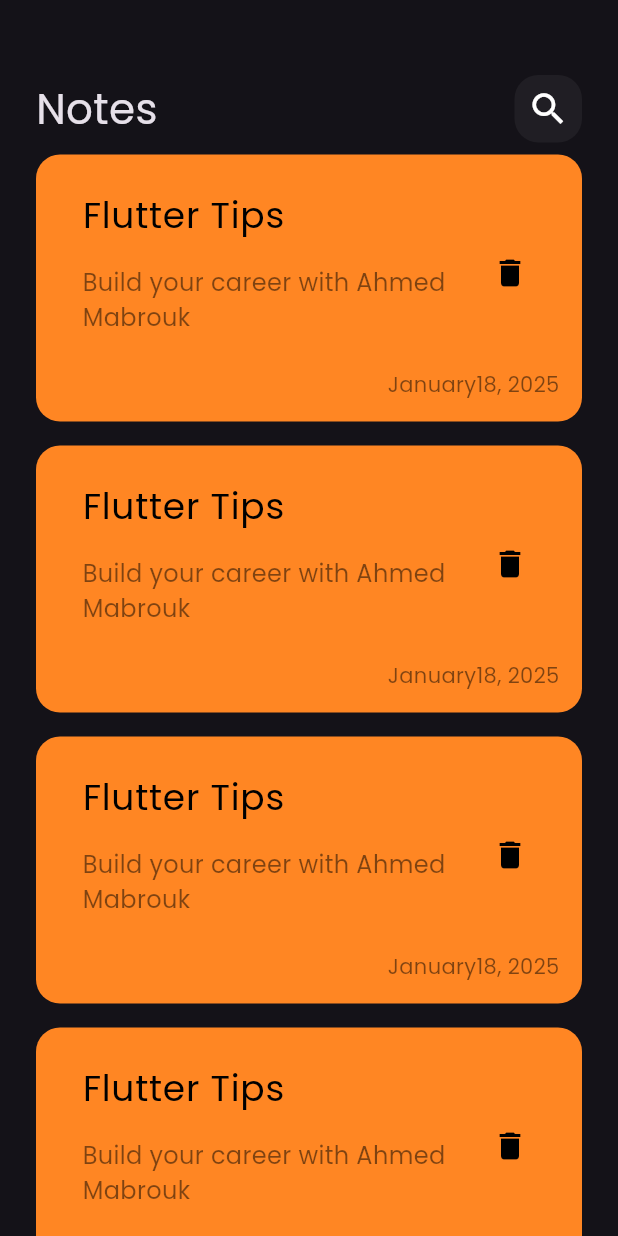
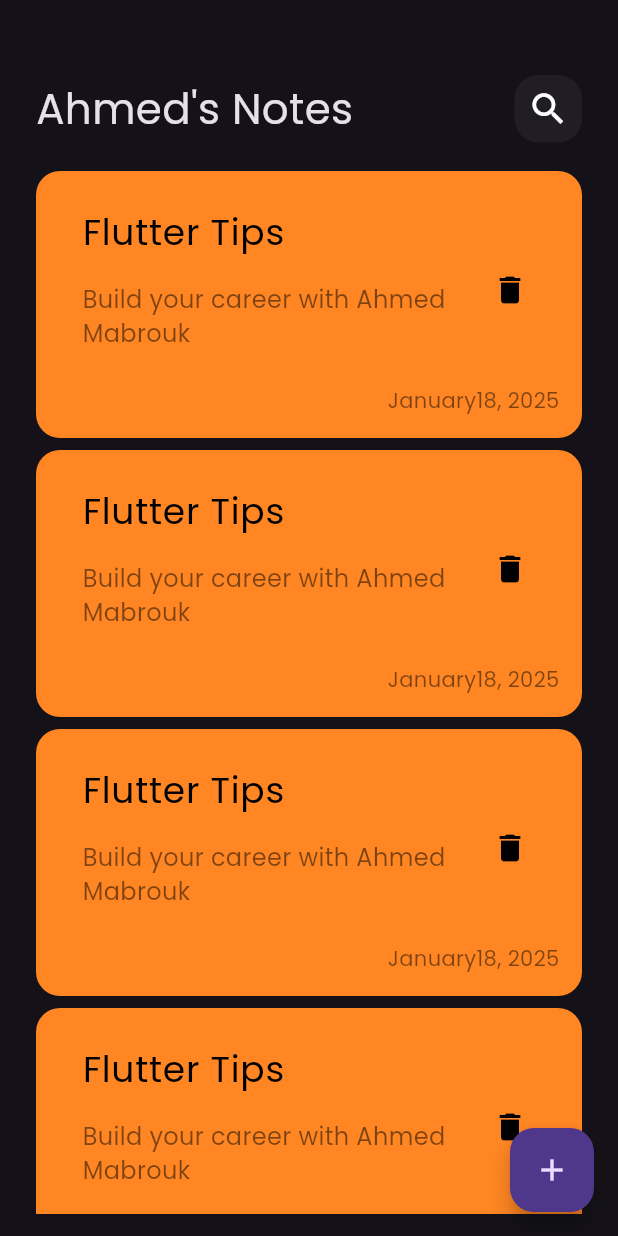
Before and after one commit to Ahmedmabrouk7/notes_app, a Flutter app: the screen it shows after launch, on a phone screen of 412 x 824 dp. Run offline on Flutter 3.47's test engine with Material 3 defaults, Android fonts, the phone set to English and light mode, and no system bars.

```diff
--- a/lib/views/notes_view.dart
+++ b/lib/views/notes_view.dart
@@ -1,4 +1,5 @@
 import 'package:flutter/material.dart';
+import 'package:noteapp/views/widgets/add_note_bottom_sheet.dart';
 import 'package:noteapp/views/widgets/notes_view_body.dart';
 
 class NotesView extends StatelessWidget {
@@ -6,8 +7,21 @@ class NotesView extends StatelessWidget {
 
   @override
   Widget build(BuildContext context) {
-    return const Scaffold(
-      body: NotesViewBody(),
+    return Scaffold(
+      floatingActionButton: FloatingActionButton(
+        onPressed: () {
+          showModalBottomSheet(
+              shape: RoundedRectangleBorder(
+                borderRadius: BorderRadius.circular(16),
+              ),
+              context: context,
+              builder: (context) {
+                return AddNoteBottomSheet();
+              });
+        },
+        child: const Icon(Icons.add),
+      ),
+      body: const NotesViewBody(),
     );
   }
 }
--- a/lib/views/widgets/custom_app_bar.dart
+++ b/lib/views/widgets/custom_app_bar.dart
@@ -9,7 +9,7 @@ class CustomAppBar extends StatelessWidget {
     return Row(
       children: const [
         Text(
-          'Notes',
+          "Ahmed's Notes",
           style: TextStyle(
             fontSize: 28,
           ),
--- a/lib/views/widgets/notes_list_view.dart
+++ b/lib/views/widgets/notes_list_view.dart
@@ -6,11 +6,14 @@ class NotesListView extends StatelessWidget {
 
   @override
   Widget build(BuildContext context) {
-    return ListView.builder(itemBuilder: (context, index) {
-      return Padding(
-        padding: const EdgeInsets.symmetric(vertical: 8),
-        child: NoteItem(),
-      );
-    });
+    return Padding(
+      padding: EdgeInsets.symmetric(vertical: 15),
+      child: ListView.builder(itemBuilder: (context, index) {
+        return Padding(
+          padding: const EdgeInsets.symmetric(vertical: 4),
+          child: NoteItem(),
+        );
+      }),
+    );
   }
 }
```
Also changed, not shown: lib/views/widgets/add_note_bottom_sheet.dart (added, +11 -0 lines).
